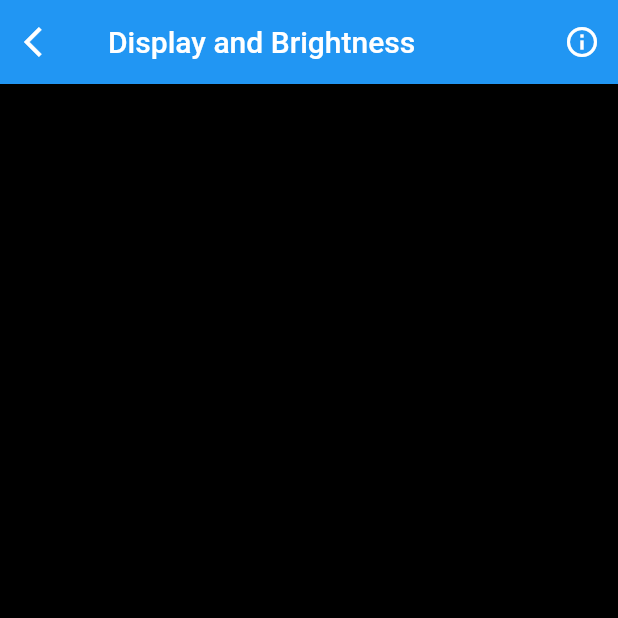
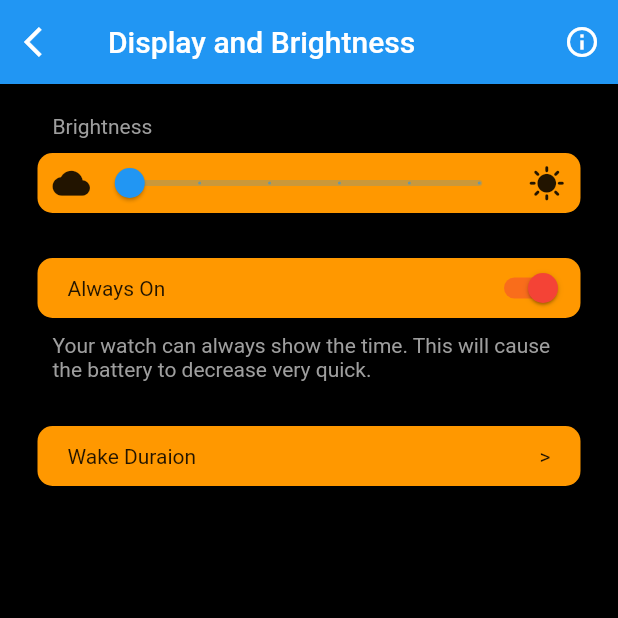
Before and after one commit to TaneHerbert/MyWatchApp, a Flutter app: the DisplayAndBrightness screen opened directly, on a phone screen of 412 x 824 dp, the top half of it. Run offline on Flutter 3.47's test engine with Material 2 defaults, Android fonts, the phone set to English and light mode, and no system bars; our stand-ins replace carousel_slider, flutter_blue; missing offline and left inert: dart:ffi.

Commit message:
General Display and Brightness Page

```diff
--- a/lib/displayAndBrigtness.dart
+++ b/lib/displayAndBrigtness.dart
@@ -1,7 +1,15 @@
 import 'package:flutter/material.dart';
 
-class DisplayAndBrightness extends StatelessWidget {
+class DisplayAndBrightness extends StatefulWidget {
   const DisplayAndBrightness({super.key});
+
+  @override
+  State<DisplayAndBrightness> createState() => _DisplayAndBrightnessState();
+}
+
+class _DisplayAndBrightnessState extends State<DisplayAndBrightness> {
+  double _currentSliderValue = 0.0;
+  bool light = true;
 
   @override
   Widget build(BuildContext context) {
@@ -24,6 +32,135 @@ class DisplayAndBrightness extends StatelessWidget {
           ),
         ],
       ),
+      body: Padding(
+        padding: const EdgeInsets.only(left: 25, top: 10, right: 25),
+        child: Column(
+          crossAxisAlignment: CrossAxisAlignment.start,
+          children: [
+            const Padding(
+              padding:
+                  EdgeInsets.only(left: 10, right: 10, top: 10, bottom: 10),
+              child: Text(
+                "Brightness",
+                style: TextStyle(
+                  color: Colors.grey,
+                ),
+              ),
+            ),
+            Container(
+              width: double.infinity,
+              decoration: BoxDecoration(
+                color: Colors.orange,
+                borderRadius: BorderRadius.circular(10),
+              ),
+              child: Padding(
+                padding: const EdgeInsets.only(left: 10, right: 10),
+                child: Column(
+                  children: [
+                    SizedBox(
+                      height: 40,
+                      child: Row(
+                        mainAxisAlignment: MainAxisAlignment.spaceBetween,
+                        children: [
+                          const Flexible(
+                            flex: 1,
+                            child: Icon(Icons.cloud, size: 25),
+                          ),
+                          Flexible(
+                            flex: 15,
+                            child: Slider(
+                              value: _currentSliderValue,
+                              max: 100,
+                              divisions: 5,
+                              label: _currentSliderValue.round().toString(),
+                              onChanged: (double value) {
+                                setState(() {
+                                  _currentSliderValue = value;
+                                });
+                              },
+                            ),
+                          ),
+                          const Flexible(
+                            flex: 2,
+                            child: Icon(Icons.sunny, size: 25),
+                          ),
+                        ],
+                      ),
+                    ),
+                  ],
+                ),
+              ),
+            ),
+            const SizedBox(height: 30),
+            Container(
+              width: double.infinity,
+              decoration: BoxDecoration(
+                color: Colors.orange,
+                borderRadius: BorderRadius.circular(10),
+              ),
+              child: Padding(
+                padding: const EdgeInsets.only(left: 20, right: 5),
+                child: Column(
+                  children: [
+                    SizedBox(
+                      height: 40,
+                      child: Row(
+                        mainAxisAlignment: MainAxisAlignment.spaceBetween,
+                        children: [
+                          const Text("Always On"),
+                          Switch(
+                            // This bool value toggles the switch.
+                            value: light,
+                            activeColor: Colors.red,
+                            onChanged: (bool value) {
+                              // This is called when the user toggles the switch.
+                              setState(() {
+                                light = value;
+                              });
+                            },
+                          ),
+                        ],
+                      ),
+                    ),
+                  ],
+                ),
+              ),
+            ),
+            const Padding(
+              padding: EdgeInsets.only(left: 10, right: 10, top: 10),
+              child: Text(
+                "Your watch can always show the time. This will cause the battery to decrease very quick.",
+                style: TextStyle(color: Colors.grey),
+              ),
+            ),
+            const SizedBox(height: 30),
+            Container(
+              width: double.infinity,
+              decoration: BoxDecoration(
+                color: Colors.orange,
+                borderRadius: BorderRadius.circular(10),
+              ),
+              child: Padding(
+                padding: const EdgeInsets.only(left: 20, right: 20),
+                child: Column(
+                  children: [
+                    SizedBox(
+                      height: 40,
+                      child: Row(
+                        mainAxisAlignment: MainAxisAlignment.spaceBetween,
+                        children: const [
+                          Text("Wake Duraion"),
+                          Text(">"),
+                        ],
+                      ),
+                    ),
+                  ],
+                ),
+              ),
+            ),
+          ],
+        ),
+      ),
     );
   }
 }
```
